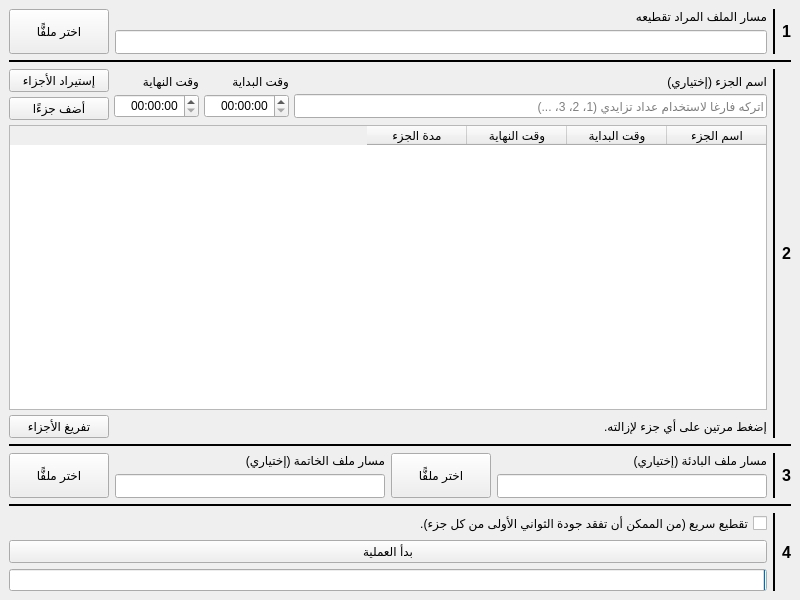
First picture: the form in windows/main_window.ui, repository ieasybooks/taqtie, before the edit.
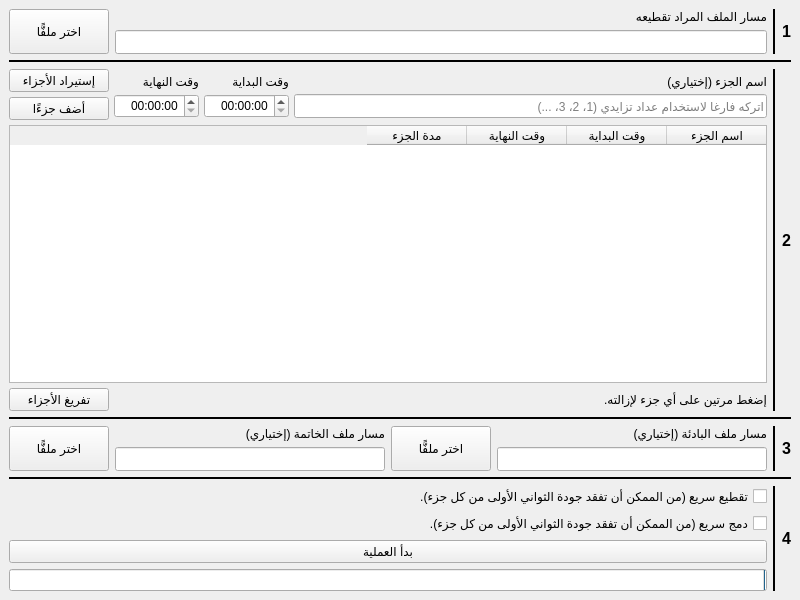
Second picture: the form after the edit.

Diff of the .ui file:
```diff
--- a/windows/main_window.ui
+++ b/windows/main_window.ui
@@ -17,7 +17,7 @@
    <enum>Qt::RightToLeft</enum>
   </property>
   <widget class="QWidget" name="centralwidget">
-   <layout class="QVBoxLayout" name="verticalLayout_11">
+   <layout class="QVBoxLayout" name="verticalLayout_12">
     <item>
      <layout class="QHBoxLayout" name="horizontalLayout_2" stretch="0,0,0,0">
       <item>
@@ -681,7 +681,7 @@
      </widget>
     </item>
     <item>
-     <layout class="QHBoxLayout" name="horizontalLayout_4" stretch="0,0,0">
+     <layout class="QHBoxLayout" name="horizontalLayout_4">
       <item>
        <widget class="QLabel" name="label_4">
         <property name="font">
@@ -709,10 +709,7 @@
        </widget>
       </item>
       <item>
-       <layout class="QVBoxLayout" name="verticalLayout_6" stretch="0,0,0">
-        <property name="leftMargin">
-         <number>0</number>
-        </property>
+       <layout class="QVBoxLayout" name="verticalLayout_6">
         <item>
          <layout class="QVBoxLayout" name="verticalLayout_9">
           <item>
@@ -736,6 +733,29 @@
           </item>
          </layout>
         </item>
+        <item>
+         <layout class="QVBoxLayout" name="verticalLayout_11">
+          <item>
+           <widget class="QCheckBox" name="quickMerge">
+            <property name="sizePolicy">
+             <sizepolicy hsizetype="Minimum" vsizetype="Minimum">
+              <horstretch>0</horstretch>
+              <verstretch>0</verstretch>
+             </sizepolicy>
+            </property>
+            <property name="focusPolicy">
+             <enum>Qt::NoFocus</enum>
+            </property>
+            <property name="layoutDirection">
+             <enum>Qt::RightToLeft</enum>
+            </property>
+            <property name="text">
+             <string>.دمج سريع (من الممكن أن تفقد جودة الثواني الأولى من كل جزء)</string>
+            </property>
+           </widget>
+          </item>
+         </layout>
+        </item>
         <item>
          <widget class="QPushButton" name="processSections">
           <property name="sizePolicy">
```
